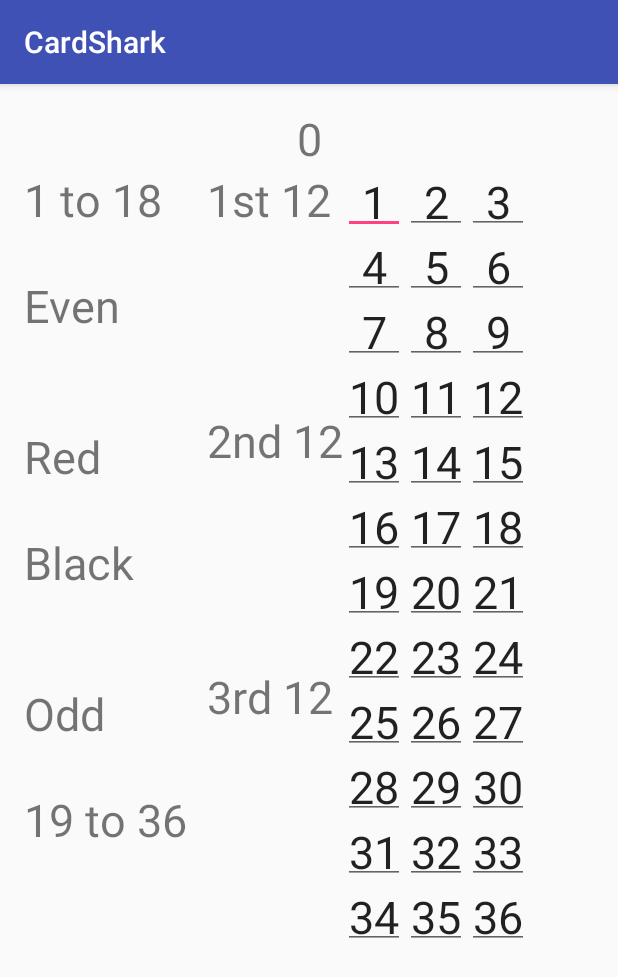
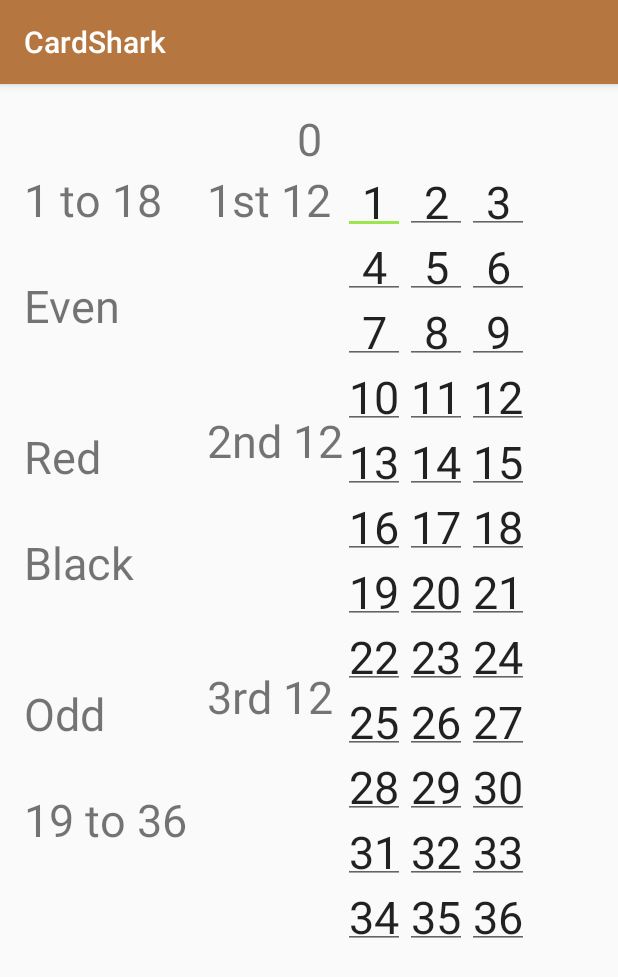
Before and after one commit to DaysOfThunder/CardShark, an Android app: the RouletteBoardActivity screen opened directly, with no data from a screen before it, on a phone screen of 412 x 824 dp. Shown: the top 977 px of the screen. Run offline under Robolectric (Android 15) with nearby library versions, the phone set to English and light mode, and no system bars.

Commit message:
Make the status bar hide and rearrange the main activity components and color shceme.

```diff
--- a/app/src/main/res/layout/activity_roulette_board.xml
+++ b/app/src/main/res/layout/activity_roulette_board.xml
@@ -18,7 +18,7 @@
         <LinearLayout
             android:orientation="vertical"
             android:layout_width="match_parent"
-            android:layout_height="wrap_content">
+            android:layout_height="match_parent">
 
             <TextView
                 android:text="0"
@@ -27,12 +27,6 @@
                 android:id="@+id/textView4"
                 android:textSize="30sp"
                 android:textAlignment="center" />
-        </LinearLayout>
-
-        <LinearLayout
-            android:orientation="vertical"
-            android:layout_width="match_parent"
-            android:layout_height="match_parent">
 
             <LinearLayout
                 android:orientation="horizontal"
--- a/app/src/main/res/values/colors.xml
+++ b/app/src/main/res/values/colors.xml
@@ -1,6 +1,6 @@
 <?xml version="1.0" encoding="utf-8"?>
 <resources>
-    <color name="colorPrimary">#3F51B5</color>
-    <color name="colorPrimaryDark">#303F9F</color>
-    <color name="colorAccent">#FF4081</color>
+    <color name="colorPrimary">#b5763f</color>
+    <color name="colorPrimaryDark">#745217</color>
+    <color name="colorAccent">#99e64d</color>
 </resources>
```
Also changed, not shown: app/src/main/java/com/mouthofrandom/cardshark/MainActivity.java (+8 -28 lines), app/src/main/res/layout/activity_main.xml (+1 -23 lines).
